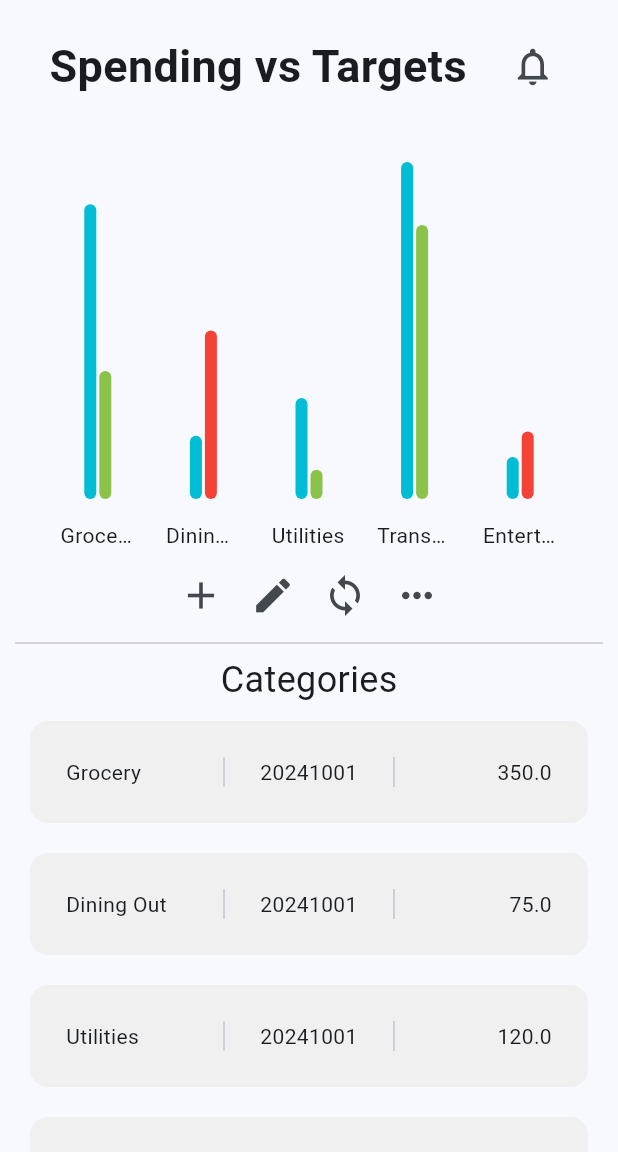
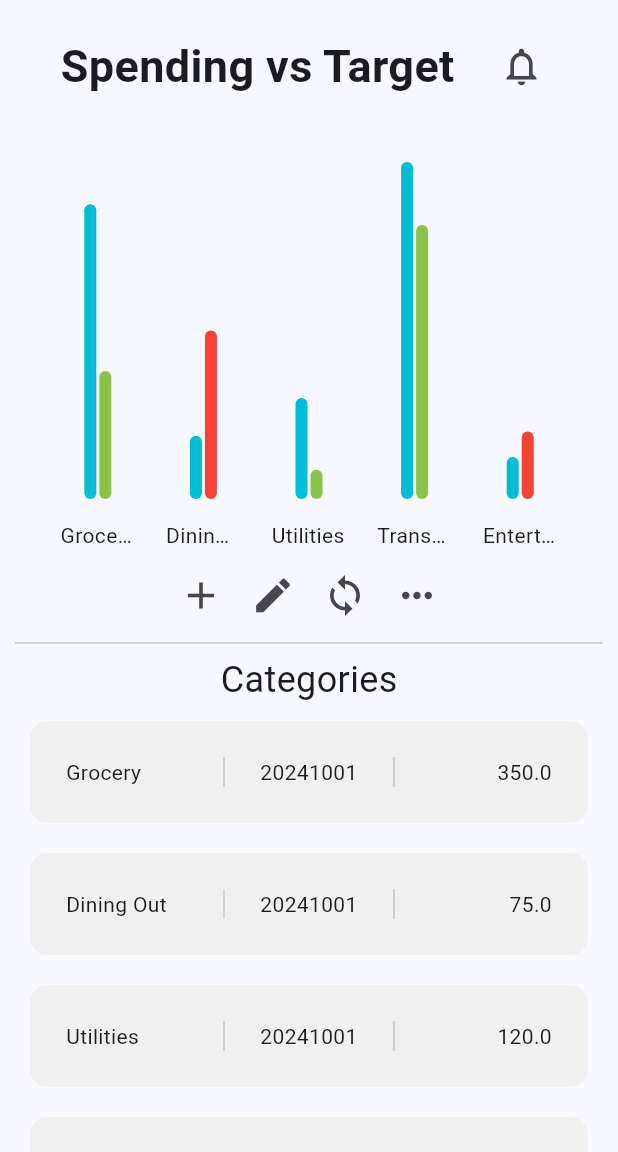
Before and after one commit to SP26GroupAGJ/SP26RedBudgetApp, a Flutter app: the BudgetPage screen opened by its route, on a phone screen of 412 x 824 dp, the part 84-1236 px from its top. Run offline on Flutter 3.47's test engine with Material 3 defaults, Android fonts, the phone set to English and light mode, and no system bars; drawn by our look-alikes of auto_size_text, fl_chart; missing offline and left inert: mssql_connection, plaid_flutter.

Commit message:
added code for spending bars and imported auto size text

```diff
--- a/budget_app/lib/budget_page.dart
+++ b/budget_app/lib/budget_page.dart
@@ -1,5 +1,6 @@
 import 'dart:convert';
 
+import 'package:auto_size_text/auto_size_text.dart';
 import 'package:budget_app/budget_card.dart';
 import 'package:budget_app/budget_card_entity.dart';
 import 'package:budget_app/transaction_card_entity.dart';
@@ -117,11 +118,13 @@ class _BudgetPageState extends State<BudgetPage> {
                   child: Row(
                     mainAxisAlignment: MainAxisAlignment.center,
                     children: [
-                      Text(
-                          style: TextStyle(
-                              fontWeight: FontWeight.bold, fontSize: 30),
-                          'Spending vs Targets'),
-                      SizedBox(width: 20),
+                      AutoSizeText(
+                        style: TextStyle(
+                            fontWeight: FontWeight.bold, fontSize: 30),
+                        'Spending vs Target',
+                        maxLines: 1,
+                      ),
+                      SizedBox(width: MediaQuery.sizeOf(context).width / 20),
                       IconButton(
                           onPressed: () {
                             print('Icon press');
--- a/budget_app/pubspec.yaml
+++ b/budget_app/pubspec.yaml
@@ -15,6 +15,7 @@ dependencies:
   http: ^1.2.2
   plaid_flutter: ^4.1.1
   fl_chart: ^0.69.0
+  auto_size_text: ^3.0.0
 
 dev_dependencies:
   flutter_test:
```
Also changed, not shown: budget_app/lib/spending_page.dart (+48 -0 lines), budget_app/pubspec.lock.
